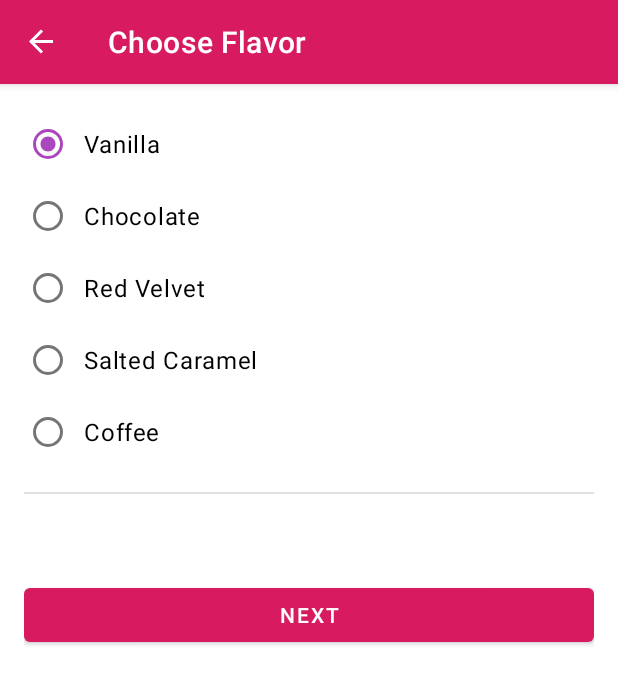
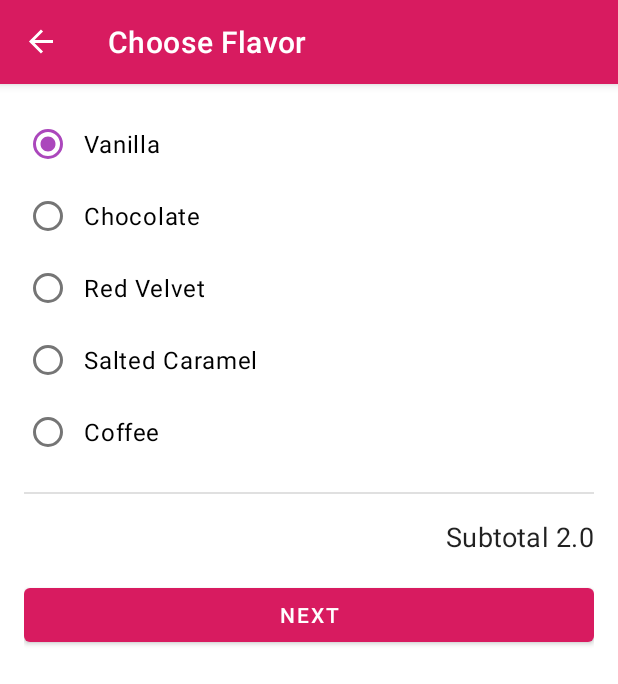
Before and after one commit to ViktorLntu/cupcake, an Android app: the screen it shows after launch (MainActivity), after a tap on "ONE CUPCAKE", on a phone screen of 412 x 824 dp. Shown: the top 684 px of the screen. Run offline under Robolectric (Android 15) with nearby library versions, the phone set to English and light mode, and no system bars; our stand-ins replace data binding, navigation-ui.

Commit message:
Bind price to UI

```diff
--- a/app/src/main/java/com/example/cupcake/model/OrderViewModel.kt
+++ b/app/src/main/java/com/example/cupcake/model/OrderViewModel.kt
@@ -6,6 +6,8 @@ import androidx.lifecycle.ViewModel
 import java.text.SimpleDateFormat
 import java.util.Calendar
 import java.util.Locale
+
+private const val PRICE_PER_CUPCAKE = 2.00
 
 class OrderViewModel : ViewModel() {
     private val _quantity = MutableLiveData<Int>()
@@ -47,6 +49,7 @@ class OrderViewModel : ViewModel() {
 
     fun setQuantity(numberCupcakes: Int) {
         _quantity.value = numberCupcakes
+        updatePrice()
     }
 
     fun setFlavor(desiredFlavor: String) {
@@ -60,4 +63,8 @@ class OrderViewModel : ViewModel() {
     fun hasNoFlavorSet(): Boolean {
         return _flavor.value.isNullOrEmpty()
     }
+
+    private fun updatePrice() {
+        _price.value = (quantity.value ?: 0) * PRICE_PER_CUPCAKE
+    }
 }
--- a/app/src/main/res/layout/fragment_flavor.xml
+++ b/app/src/main/res/layout/fragment_flavor.xml
@@ -102,7 +102,7 @@
                 android:layout_marginTop="@dimen/side_margin"
                 app:layout_constraintEnd_toEndOf="parent"
                 app:layout_constraintTop_toBottomOf="@id/divider"
-                tools:text="Subtotal $5.00" />
+                android:text="@{@string/subtotal_price(viewModel.price)}"/>
 
             <Button
                 android:id="@+id/next_button"
--- a/app/src/main/res/layout/fragment_pickup.xml
+++ b/app/src/main/res/layout/fragment_pickup.xml
@@ -99,7 +99,7 @@
                 android:layout_marginTop="@dimen/side_margin"
                 app:layout_constraintEnd_toEndOf="parent"
                 app:layout_constraintTop_toBottomOf="@id/divider"
-                tools:text="Subtotal $5.00" />
+                android:text="@{@string/subtotal_price(viewModel.price)}" />
 
             <Button
                 android:id="@+id/next_button"
--- a/app/src/main/res/layout/fragment_summary.xml
+++ b/app/src/main/res/layout/fragment_summary.xml
@@ -124,7 +124,7 @@
                     android:layout_height="wrap_content"
                     android:layout_gravity="end"
                     android:layout_marginTop="@dimen/side_margin"
-                    tools:text="Total $5.00" />
+                    android:text="@{@string/total_price(viewModel.price)}"/>
 
             </LinearLayout>
 
```
